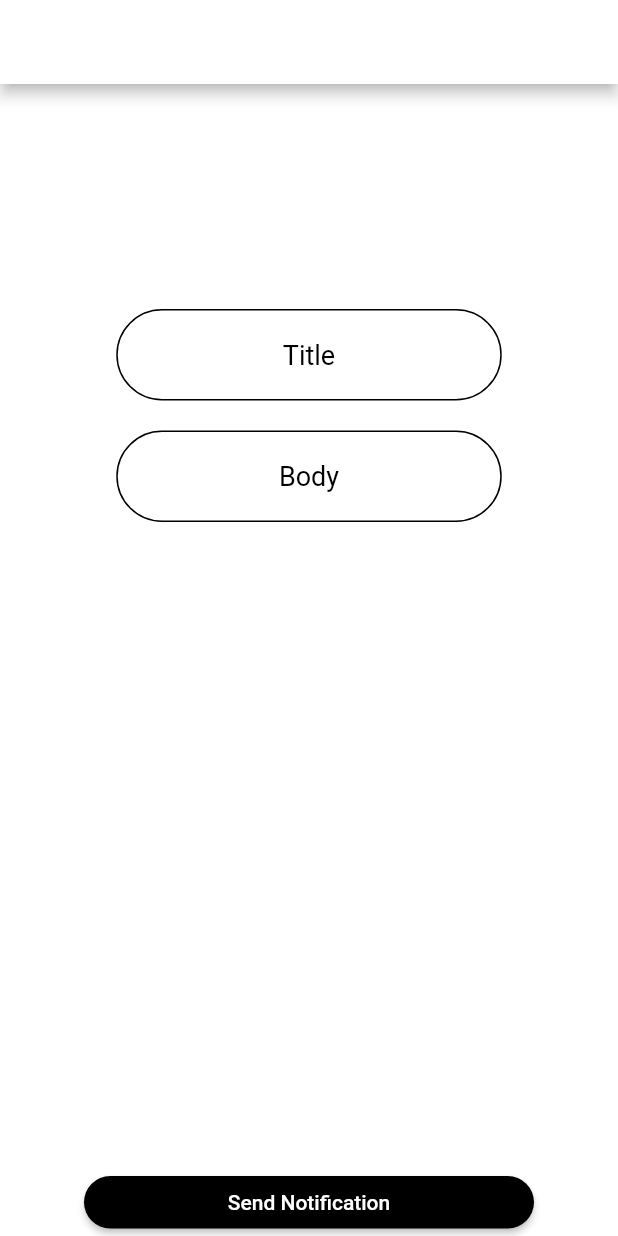
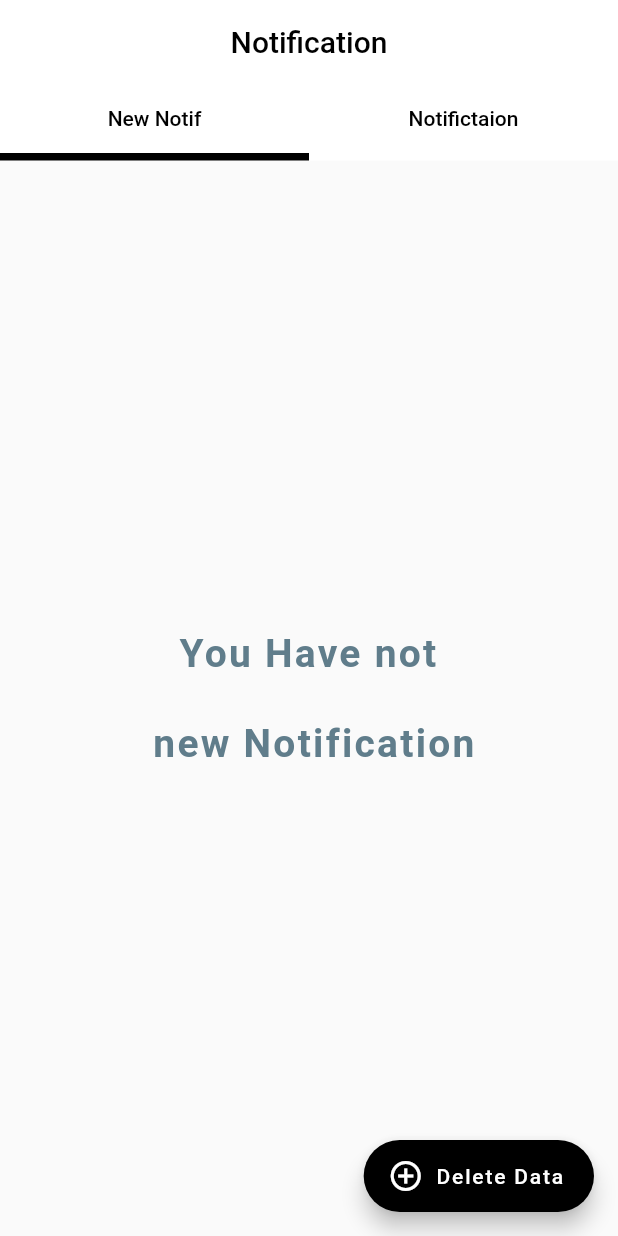
Before and after one commit to Pramuhdiana/POS-MOBILE-IOS-ANDROID, a Flutter app: the NotificationScreen screen opened directly, on a phone screen of 412 x 824 dp. Run offline on Flutter 3.47's test engine with Material 2 defaults, Android fonts, the phone set to English and light mode, and no system bars; drawn by our look-alikes of rounded_loading_button; our stand-ins replace badges, cached_network_image, cloud_firestore, dio, dropdown_search, firebase_core and 16 more; missing offline and left inert: cart_stepper, flutter_beep, flutter_gif, qr_code_scanner; accounts and stored records are empty; network calls fail; Roboto replaces fonts that are missing (Acne); statements that could not run were skipped.

Commit message:
add notification screen

```diff
--- /dev/null
+++ b/lib/database/db_notification_dummy.dart
@@ -0,0 +1,73 @@
+// ignore_for_file: depend_on_referenced_packages, avoid_print
+
+import 'dart:io';
+import 'package:e_shop/database/model_notification_dummy.dart';
+import 'package:path/path.dart';
+
+import 'package:path_provider/path_provider.dart';
+import 'package:sqflite/sqflite.dart';
+
+class DbNotifDummy {
+  static Database? _database;
+  static final DbNotifDummy db = DbNotifDummy._();
+
+  DbNotifDummy._();
+
+  Future<Database> get database async {
+    // If database exists, return database
+    if (_database != null) return _database!;
+
+    // If database don't exists, create one
+    _database = await initDB();
+
+    return _database!;
+  }
+
+  // Create the database and the Employee table
+  initDB() async {
+    Directory documentsDirectory = await getApplicationDocumentsDirectory();
+    final path = join(documentsDirectory.path, 'NOTIFDUMMY.db');
+
+    return await openDatabase(path, version: 1, onOpen: (db) {},
+        onCreate: (Database db, int version) async {
+      await db.execute('''
+      CREATE TABLE allnotifdummy(
+          id INTEGER,
+          title TEXT,
+          body TEXT,
+          status INTEGER,
+          created_at TEXT
+                   )''');
+    });
+  }
+
+  saveNotifDummy(ModelNotificationDummy newCrm) async {
+    final db = await database;
+    final res = await db.insert('allnotifdummy', newCrm.toJson());
+    print('notif masuk database');
+    return res;
+  }
+
+  // Delete all employees
+  Future<int> deleteAllnotif() async {
+    final db = await database;
+    final res = await db.rawDelete('DELETE FROM allnotifdummy');
+
+    return res;
+  }
+
+  Future<List<ModelNotificationDummy>> getAllNotif() async {
+    final db = await database;
+    // final res = await db
+    //     .rawQuery('SELECT * FROM allcrm WHERE alamat!=?', ['null']);
+    final res = await db.rawQuery("SELECT * FROM allnotifdummy");
+
+    List<ModelNotificationDummy> list = res.isNotEmpty
+        ? res
+            .map((c) => ModelNotificationDummy.fromJson(c, String: null))
+            .toList()
+        : [];
+
+    return list;
+  }
+}
--- /dev/null
+++ b/lib/database/model_notification_dummy.dart
@@ -0,0 +1,47 @@
+// ignore_for_file: non_constant_identifier_user_ids, non_constant_identifier_names
+
+import 'dart:convert';
+
+List<ModelNotificationDummy> allcrm(String str) =>
+    List<ModelNotificationDummy>.from(json
+        .decode(str)
+        .map((x) => ModelNotificationDummy.fromJson(x, String: null)));
+
+String allcrmToJson(List<ModelNotificationDummy> data) =>
+    json.encode(List<dynamic>.from(data.map((x) => x.toJson())));
+
+class ModelNotificationDummy {
+  int? id;
+  String? title;
+  String? body;
+  int? status;
+  String? created_at;
+
+  ModelNotificationDummy({
+    this.id,
+    this.title,
+    this.body,
+    this.status,
+    this.created_at,
+  });
+
+  // ignore: avoid_types_as_parameter_names
+  factory ModelNotificationDummy.fromJson(Map<String, dynamic> json,
+          // ignore: avoid_types_as_parameter_names
+          {required String}) =>
+      ModelNotificationDummy(
+        id: json["id"] ?? 0,
+        title: json["title"] ?? '',
+        body: json["body"] ?? 0,
+        status: json["status"] ?? '',
+        created_at: json["created_at"] ?? '',
+      );
+
+  Map<String, dynamic> toJson() => {
+        "id": id,
+        "title": title,
+        "body": body,
+        "status": status,
+        "created_at": created_at,
+      };
+}
--- a/lib/mainScreens/home_screen.dart
+++ b/lib/mainScreens/home_screen.dart
@@ -223,7 +223,7 @@ class _HomeScreenState extends State<HomeScreen> {
     //star notifi
     PushNotificationsSystem pushNotificationsSystem = PushNotificationsSystem();
     pushNotificationsSystem.notificationPopUp(context);
-    pushNotificationsSystem.whenNotificationReceived(context);
+    // pushNotificationsSystem.whenNotificationReceived(context);
     //end notif
   }
 
--- a/lib/mainScreens/notification_screen.dart
+++ b/lib/mainScreens/notification_screen.dart
@@ -1,7 +1,10 @@
 // ignore_for_file: avoid_print
 
+import 'package:e_shop/CRM/list_crm_telephone.dart';
+import 'package:e_shop/database/db_notification_dummy.dart';
 import 'package:e_shop/global/global.dart';
-import 'package:e_shop/widgets/custom_loading.dart';
+import 'package:e_shop/history/main_history.dart';
+import 'package:e_shop/push_notifications/list_Newnotif.dart';
 import 'package:firebase_messaging/firebase_messaging.dart';
 import 'package:flutter/material.dart';
 
@@ -31,6 +34,7 @@ class _NotificationScreenState extends State<NotificationScreen> {
     // pushNotificationsSystem.whenNotificationReceived(context); //popup dari bottom tanpa confirmasi oke
     // end push notification
     super.initState();
+    DbNotifDummy.db.getAllNotif();
     print(fcmTokensandy);
   }
 
@@ -40,123 +44,142 @@ class _NotificationScreenState extends State<NotificationScreen> {
 
   @override
   Widget build(BuildContext context) {
-    return Scaffold(
+    return DefaultTabController(
+      length: 2,
+      child: Scaffold(
         appBar: AppBar(
-          flexibleSpace: Container(
-            decoration: const BoxDecoration(
-                gradient: LinearGradient(
-              colors: [
-                Colors.white,
-                Colors.white,
-              ],
-              begin: FractionalOffset(0.0, 0.0),
-              end: FractionalOffset(1.0, 0.0),
-              stops: [0.0, 1.0],
-              tileMode: TileMode.clamp,
-            )),
-          ),
-          automaticallyImplyLeading: false,
           // leading: IconButton(
           //   icon: const Icon(
           //     Icons.arrow_back_ios_new,
-          //     color: Colors.white,
+          //     color: Colors.black,
           //   ),
           //   onPressed: () {
+          //     // Navigator.push(
+          //     //     context, MaterialPageRoute(builder: (c) => PosSalesScreen()));
           //     Navigator.pop(context);
           //   },
           // ),
+          backgroundColor: Colors.white,
+          elevation: 0,
           title: const Text(
             "Notification",
-            style: TextStyle(
-              fontSize: 20,
-              letterSpacing: 3,
-            ),
+            style: TextStyle(color: Colors.black),
           ),
+          // title: const FakeSearch(),
+          automaticallyImplyLeading: false,
           centerTitle: true,
+          bottom: const TabBar(
+              indicatorColor: Colors.black,
+              indicatorWeight: 5,
+              tabs: [
+                RepeatedTab(label: 'New Notif'),
+                RepeatedTab(label: 'Notifictaion'),
+              ]),
         ),
-        backgroundColor: Colors.white,
-        body: RefreshIndicator(
-          onRefresh: refresh,
-          child: Padding(
-            padding: const EdgeInsets.only(top: 150),
-            child: Center(
-              child: Form(
-                key: formKey,
-                child: Column(
-                  children: [
-                    SizedBox(
-                      width: 257,
-                      child: TextFormField(
-                          textAlign: TextAlign.center,
-                          controller: title,
-                          decoration: InputDecoration(
-                            hintStyle: const TextStyle(
-                                fontSize: 18.0, color: Colors.black),
-                            hintText: "Title",
-                            // suffixIcon: IconButton(
-                            //   onPressed: title.clear,
-                            //   icon: const Icon(Icons.clear),
-                            //   color: Colors.red,
-                            // ),
-                            fillColor: Colors.white,
-                            filled: true,
-                            enabledBorder: OutlineInputBorder(
-                              borderSide: const BorderSide(
-                                  color: Colors.black, width: 1),
-                              borderRadius: BorderRadius.circular(100.0),
-                            ),
-                          )),
-                    ),
-                    const SizedBox(
-                      height: 20,
-                    ),
-                    SizedBox(
-                      width: 257,
-                      child: TextFormField(
-                          textAlign: TextAlign.center,
-                          controller: body,
-                          decoration: InputDecoration(
-                            hintStyle: const TextStyle(
-                                fontSize: 18.0, color: Colors.black),
-                            hintText: "Body",
-                            fillColor: Colors.white,
-                            filled: true,
-                            enabledBorder: OutlineInputBorder(
-                              borderSide: const BorderSide(
-                                  color: Colors.black, width: 1),
-                              borderRadius: BorderRadius.circular(100.0),
-                            ),
-                          )),
-                    ),
-                  ],
-                ),
-              ),
-            ),
+        body: const TabBarView(children: [
+          ListNewNotif(),
+          ListCrmTelephone(),
+        ]),
+        floatingActionButton: FloatingActionButton.extended(
+          onPressed: () {
+            DbNotifDummy.db.deleteAllnotif();
+            // Navigator.push(
+            //     context, MaterialPageRoute(builder: (c) => AddFormCRM()));
+          },
+          label: const Text(
+            "Delete Data",
+            style: TextStyle(color: Colors.white),
           ),
+          icon: const Icon(
+            Icons.add_circle_outline_sharp,
+            color: Colors.white,
+          ),
+          backgroundColor: Colors.black,
         ),
-        bottomNavigationBar: Padding(
-          padding: const EdgeInsets.only(left: 50, right: 50, bottom: 5),
-          child: CustomLoadingButton(
-            backgroundColor: Colors.black,
-            controller: btnController,
-            onPressed: () {
-              Future.delayed(const Duration(seconds: 1)).then((value) async {
-                btnController.success(); //sucses
-                await notif.sendNotificationTo(
-                    fcmTokensandy, title.text, body.text);
-                Future.delayed(const Duration(seconds: 2)).then((value) {
-                  btnController.reset(); //reset
-                  title.clear();
-                  body.clear();
-                });
-              });
-            },
-            //  c: Colors.blue,
-            child: const Text(
-              "Send Notification",
-              style: TextStyle(color: Colors.white),
-            ),
-          ),
-        ));
+      ),
+    );
   }
+  // body: RefreshIndicator(
+  //   onRefresh: refresh,
+  //   child: Padding(
+  //     padding: const EdgeInsets.only(top: 150),
+  //     child: Center(
+  //       child: Form(
+  //         key: formKey,
+  //         child: Column(
+  //           children: [
+  //             SizedBox(
+  //               width: 257,
+  //               child: TextFormField(
+  //                   textAlign: TextAlign.center,
+  //                   controller: title,
+  //                   decoration: InputDecoration(
+  //                     hintStyle: const TextStyle(
+  //                         fontSize: 18.0, color: Colors.black),
+  //                     hintText: "Title",
+  //                     // suffixIcon: IconButton(
+  //                     //   onPressed: title.clear,
+  //                     //   icon: const Icon(Icons.clear),
+  //                     //   color: Colors.red,
+  //                     // ),
+  //                     fillColor: Colors.white,
+  //                     filled: true,
+  //                     enabledBorder: OutlineInputBorder(
+  //                       borderSide: const BorderSide(
+  //                           color: Colors.black, width: 1),
+  //                       borderRadius: BorderRadius.circular(100.0),
+  //                     ),
+  //                   )),
+  //             ),
+  //             const SizedBox(
+  //               height: 20,
+  //             ),
+  //             SizedBox(
+  //               width: 257,
+  //               child: TextFormField(
+  //                   textAlign: TextAlign.center,
+  //                   controller: body,
+  //                   decoration: InputDecoration(
+  //                     hintStyle: const TextStyle(
+  //                         fontSize: 18.0, color: Colors.black),
+  //                     hintText: "Body",
+  //                     fillColor: Colors.white,
+  //                     filled: true,
+  //                     enabledBorder: OutlineInputBorder(
+  //                       borderSide: const BorderSide(
+  //                           color: Colors.black, width: 1),
+  //                       borderRadius: BorderRadius.circular(100.0),
+  //                     ),
+  //                   )),
+  //             ),
+  //           ],
+  //         ),
+  //       ),
+  //     ),
+  //   ),
+  // ),
+  // bottomNavigationBar: Padding(
+  //   padding: const EdgeInsets.only(left: 50, right: 50, bottom: 5),
+  //   child: CustomLoadingButton(
+  //     backgroundColor: Colors.black,
+  //     controller: btnController,
+  //     onPressed: () {
+  //       Future.delayed(const Duration(seconds: 1)).then((value) async {
+  //         btnController.success(); //sucses
+  //         await notif.sendNotificationTo(
+  //             fcmTokensandy, title.text, body.text);
+  //         Future.delayed(const Duration(seconds: 2)).then((value) {
+  //           btnController.reset(); //reset
+  //           title.clear();
+  //           body.clear();
+  //         });
+  //       });
+  //     },
+  //     //  c: Colors.blue,
+  //     child: const Text(
+  //       "Send Notification",
+  //       style: TextStyle(color: Colors.white),
+  //     ),
+  //   ),
+  // )
 }
--- /dev/null
+++ b/lib/push_notifications/list_Newnotif.dart
@@ -0,0 +1,49 @@
+// ignore_for_file: file_names
+
+import 'package:e_shop/database/db_notification_dummy.dart';
+import 'package:e_shop/push_notifications/list_notif_screen.dart';
+import 'package:flutter/material.dart';
+
+class ListNewNotif extends StatelessWidget {
+  const ListNewNotif({Key? key}) : super(key: key);
+
+  @override
+  Widget build(BuildContext context) {
+    return FutureBuilder(
+        future: DbNotifDummy.db.getAllNotif(),
+        builder: (BuildContext context, AsyncSnapshot snapshot) {
+          if (snapshot.hasError) {
+            return const Text('Something went wrong');
+          }
+
+          if (snapshot.connectionState == ConnectionState.waiting) {
+            return const Center(
+              child: CircularProgressIndicator(),
+            );
+          }
+
+          if (snapshot.data.isEmpty) {
+            return const Center(
+                child: Text(
+              'You Have not \n\n new Notification',
+              textAlign: TextAlign.center,
+              style: TextStyle(
+                  fontSize: 26,
+                  color: Colors.blueGrey,
+                  fontWeight: FontWeight.bold,
+                  fontFamily: 'Acne',
+                  letterSpacing: 1.5),
+            ));
+          } else {
+            return ListView.builder(
+                itemCount: snapshot.data.length,
+                itemBuilder: (BuildContext context, int index) {
+                  return ListNotifScreen(
+                    // customer: snapshot2.data[index],
+                    notif: snapshot.data[index],
+                  );
+                });
+          }
+        });
+  }
+}
```
Also changed, not shown: lib/push_notifications/list_notif_screen.dart (added, +151 -0 lines), lib/push_notifications/push_notifications_system.dart (+28 -8 lines).
